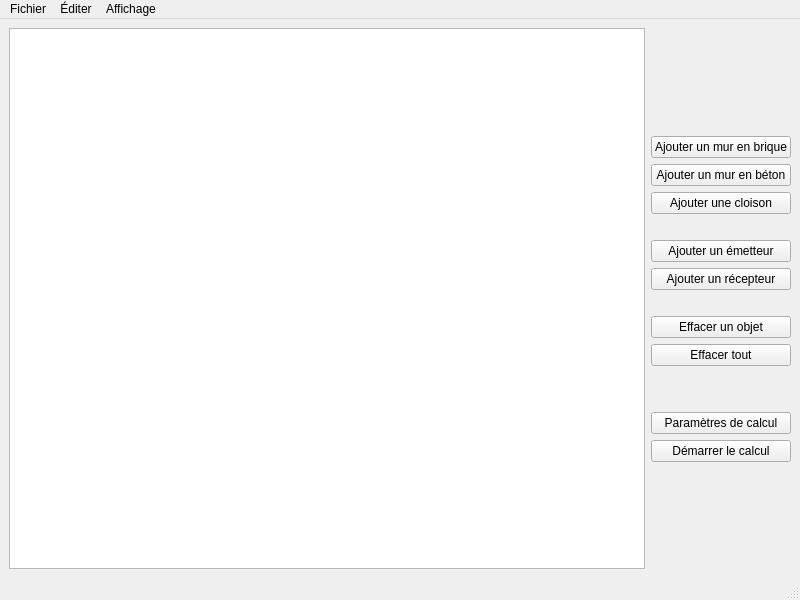
The window that mainwindow.ui (mathphi/TelecomPhysics_ProjectBA3) describes before a commit, drawn with Qt 5.
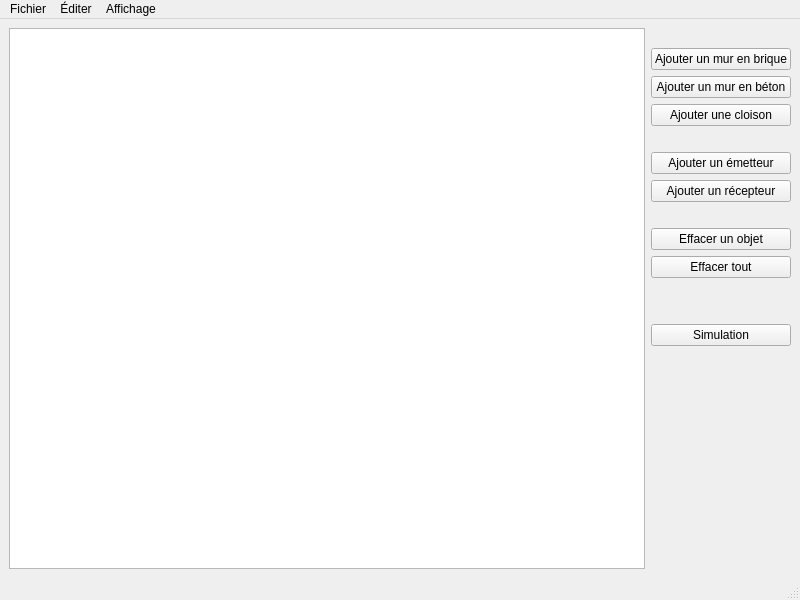
The same window after the commit. Icons and pictures are not drawn.

Commit message: Added "Simulation" button (without effect)

Diff of the .ui file:
```diff
--- a/mainwindow.ui
+++ b/mainwindow.ui
@@ -35,10 +35,13 @@
         <property name="orientation">
          <enum>Qt::Vertical</enum>
         </property>
+        <property name="sizeType">
+         <enum>QSizePolicy::Fixed</enum>
+        </property>
         <property name="sizeHint" stdset="0">
          <size>
           <width>20</width>
-          <height>40</height>
+          <height>20</height>
          </size>
         </property>
        </spacer>
@@ -144,16 +147,15 @@
        </spacer>
       </item>
       <item>
-       <widget class="QPushButton" name="button_settings">
-        <property name="text">
-         <string>Paramètres de calcul</string>
+       <widget class="QPushButton" name="button_simulation">
+        <property name="styleSheet">
+         <string notr="true">QPushButton {
+	image: url(:/images/go-next.svg);
+    image-position: right;
+}</string>
         </property>
-       </widget>
-      </item>
-      <item>
-       <widget class="QPushButton" name="button_compute">
         <property name="text">
-         <string>Démarrer le calcul</string>
+         <string>Simulation</string>
         </property>
        </widget>
       </item>
@@ -162,10 +164,13 @@
         <property name="orientation">
          <enum>Qt::Vertical</enum>
         </property>
+        <property name="sizeType">
+         <enum>QSizePolicy::MinimumExpanding</enum>
+        </property>
         <property name="sizeHint" stdset="0">
          <size>
           <width>20</width>
-          <height>40</height>
+          <height>20</height>
          </size>
         </property>
        </spacer>
```
The commit also changes 3 other files.
